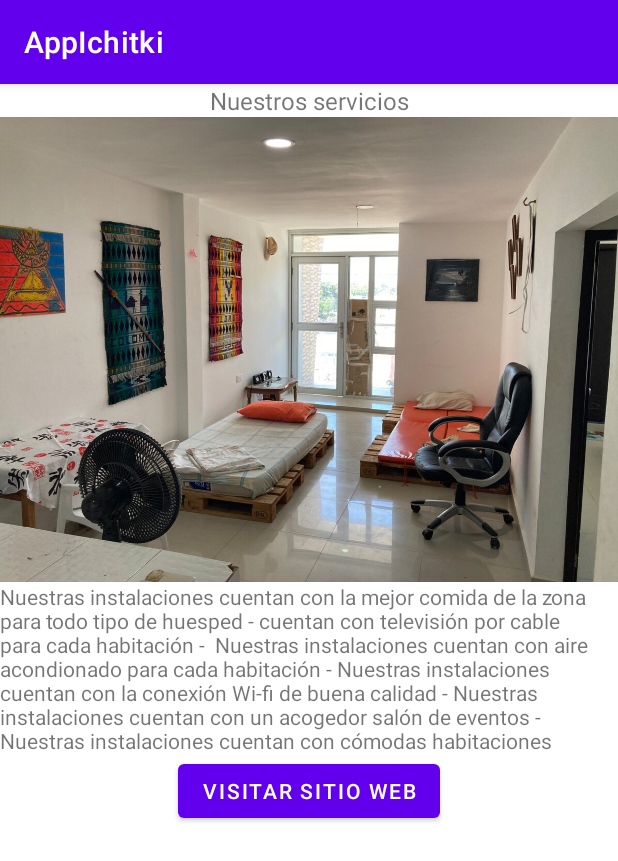
After one commit to Edherrera/AppIchitki, an Android app: the MainIchitki screen opened directly, with no data from a screen before it, on a phone screen of 412 x 824 dp. The commit adds this screen. Shown: the top 861 px of the screen. Run offline under Robolectric (Android 15) with nearby library versions, the phone set to English and light mode, and no system bars.

Commit message:
se agrego boton de ir al sitio

```diff
--- a/app/src/main/AndroidManifest.xml
+++ b/app/src/main/AndroidManifest.xml
@@ -9,6 +9,9 @@
         android:roundIcon="@mipmap/ic_launcher_round"
         android:supportsRtl="true"
         android:theme="@style/Theme.AppIchitki">
+        <activity
+            android:name=".MainIchitki"
+            android:exported="false" />
         <activity
             android:name=".MainJuyasirain"
             android:exported="false" />
--- a/app/src/main/java/com/example/appichitki/MainActivity2.kt
+++ b/app/src/main/java/com/example/appichitki/MainActivity2.kt
@@ -13,7 +13,7 @@ class MainActivity2 : AppCompatActivity() {
         setContentView(R.layout.activity_main2)
 
         val btnSecond = findViewById<Button>(R.id.btnActividadTres)
-        val imaguri = findViewById<ImageView>(R.id.imagurib)
+        val imaguri = findViewById<ImageView>(R.id.imagjuya)
 
         btnSecond.setOnClickListener { goToSecondActivity() }
         imaguri.setOnClickListener { iraUribia() }
--- /dev/null
+++ b/app/src/main/java/com/example/appichitki/MainIchitki.kt
@@ -0,0 +1,11 @@
+package com.example.appichitki
+
+import androidx.appcompat.app.AppCompatActivity
+import android.os.Bundle
+
+class MainIchitki : AppCompatActivity() {
+    override fun onCreate(savedInstanceState: Bundle?) {
+        super.onCreate(savedInstanceState)
+        setContentView(R.layout.activity_main_ichitki)
+    }
+}
--- a/app/src/main/java/com/example/appichitki/MainJuyasirain.kt
+++ b/app/src/main/java/com/example/appichitki/MainJuyasirain.kt
@@ -17,11 +17,6 @@ class MainJuyasirain : AppCompatActivity() {
     }
 
 
-
-
-
-
-
     fun goToOtherApp() {
         val implicitIntent = Intent(Intent.ACTION_SENDTO, Uri.parse("smsto:+573002353263"))
         //implicitIntent.putExtra("sms_body","Mi mensaje")
--- a/app/src/main/res/layout/activity_main2.xml
+++ b/app/src/main/res/layout/activity_main2.xml
@@ -32,7 +32,7 @@
         app:layout_constraintTop_toBottomOf="@+id/textView4" />
 
     <ImageView
-        android:id="@+id/imagurib"
+        android:id="@+id/imagjuya"
         android:layout_width="346dp"
         android:layout_height="171dp"
         android:layout_marginStart="8dp"
@@ -49,7 +49,7 @@
         android:textAlignment="gravity"
         app:layout_constraintEnd_toEndOf="parent"
         app:layout_constraintStart_toStartOf="parent"
-        app:layout_constraintTop_toBottomOf="@+id/imagurib" />
+        app:layout_constraintTop_toBottomOf="@+id/imagjuya" />
 
     <ImageView
         android:id="@+id/imageView4"
--- /dev/null
+++ b/app/src/main/res/layout/activity_main_ichitki.xml
@@ -0,0 +1,45 @@
+<?xml version="1.0" encoding="utf-8"?>
+<androidx.constraintlayout.widget.ConstraintLayout xmlns:android="http://schemas.android.com/apk/res/android"
+    xmlns:app="http://schemas.android.com/apk/res-auto"
+    xmlns:tools="http://schemas.android.com/tools"
+    android:layout_width="match_parent"
+    android:layout_height="match_parent"
+    tools:context=".MainIchitki">
+
+    <TextView
+        android:id="@+id/textView16"
+        android:layout_width="wrap_content"
+        android:layout_height="wrap_content"
+        android:text="Nuestros servicios"
+        android:textSize="16sp"
+        app:layout_constraintEnd_toEndOf="parent"
+        app:layout_constraintStart_toStartOf="parent"
+        app:layout_constraintTop_toTopOf="parent" />
+
+    <ImageView
+        android:id="@+id/imagichit"
+        android:layout_width="416dp"
+        android:layout_height="310dp"
+        app:layout_constraintEnd_toEndOf="parent"
+        app:layout_constraintStart_toStartOf="parent"
+        app:layout_constraintTop_toBottomOf="@+id/textView16"
+        app:srcCompat="@drawable/ichitki2" />
+
+    <TextView
+        android:id="@+id/textView17"
+        android:layout_width="wrap_content"
+        android:layout_height="wrap_content"
+        android:text="Nuestras instalaciones cuentan con la mejor comida de la zona para todo tipo de huesped - cuentan con televisión por cable para cada habitación -  Nuestras instalaciones cuentan con aire acondionado para cada habitación - Nuestras instalaciones cuentan con la conexión Wi-fi de buena calidad - Nuestras instalaciones cuentan con un acogedor salón de eventos - Nuestras instalaciones cuentan con cómodas habitaciones"
+        app:layout_constraintEnd_toEndOf="parent"
+        app:layout_constraintStart_toStartOf="parent"
+        app:layout_constraintTop_toBottomOf="@+id/imagichit" />
+
+    <Button
+        android:id="@+id/btnImplicit1"
+        android:layout_width="wrap_content"
+        android:layout_height="wrap_content"
+        android:text="Visitar sitio web"
+        app:layout_constraintEnd_toEndOf="parent"
+        app:layout_constraintStart_toStartOf="parent"
+        app:layout_constraintTop_toBottomOf="@+id/textView17" />
+</androidx.constraintlayout.widget.ConstraintLayout>
```
Also changed, not shown: app/src/main/res/drawable/ichitki2.jpg (added).
